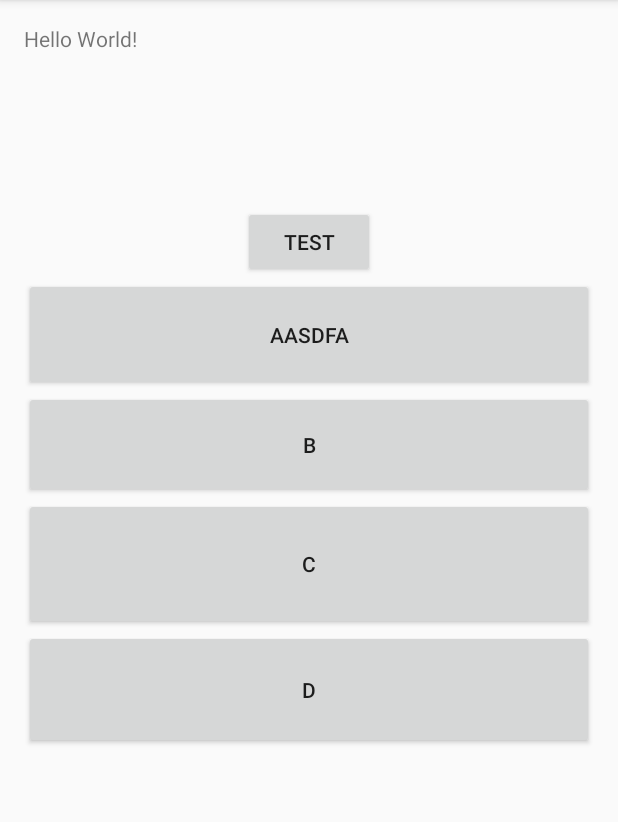
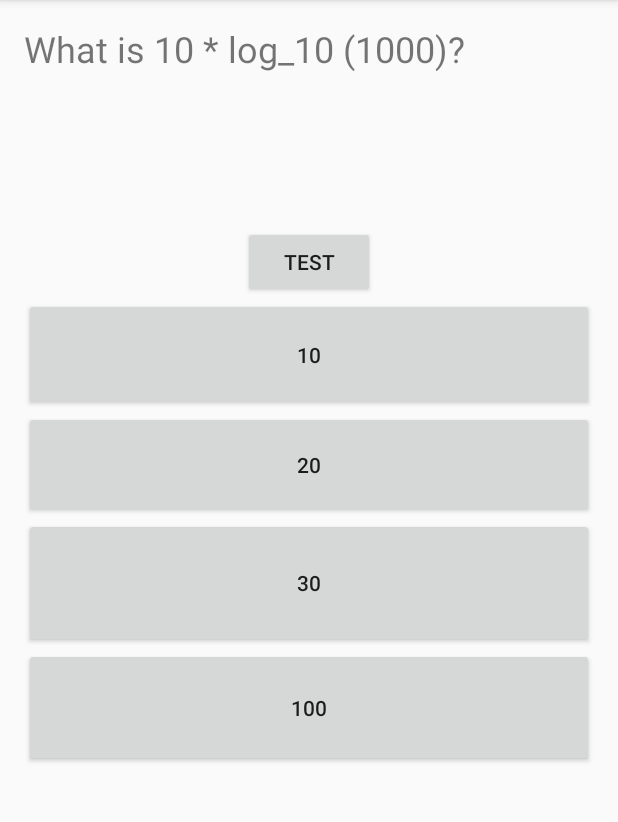
Before and after one commit to ahester57/TALQ, an Android app: the screen it shows after launch (QuizActivity), on a phone screen of 412 x 824 dp, the part 84-906 px from its top. Run offline under Robolectric (Android 15) with nearby library versions, the phone set to English and light mode, and no system bars.

Commit message:
++ User Group Question

```diff
--- a/app/build.gradle
+++ b/app/build.gradle
@@ -5,7 +5,7 @@ android {
     buildToolsVersion "25.0.1"
     defaultConfig {
         applicationId "edu.umsl.hester.superclickers"
-        minSdkVersion 19
+        minSdkVersion 16
         targetSdkVersion 25
         versionCode 1
         versionName "1.0"
--- a/app/src/main/java/edu/umsl/hester/superclickers/AnswerFragment.java
+++ b/app/src/main/java/edu/umsl/hester/superclickers/AnswerFragment.java
@@ -1,6 +1,8 @@
 package edu.umsl.hester.superclickers;
 
 import android.app.Fragment;
+import android.graphics.Color;
+import android.graphics.PorterDuff;
 import android.os.Bundle;
 import android.support.annotation.Nullable;
 import android.view.LayoutInflater;
@@ -19,6 +21,7 @@ public class AnswerFragment extends Fragment {
     // QuizActivity must implement these methods
     // This will be our way of communicating to the main activity from fragments
     public interface AnswerListener{
+        String getAnswer();
         String getA();
         String getB();
         String getC();
@@ -34,10 +37,10 @@ public class AnswerFragment extends Fragment {
 
         // Initialize buttons from fragment_answer
         // Fragments are awesome and we should use them
-        Button buttonA = (Button) view.findViewById(R.id.buttonA);
-        Button buttonB = (Button) view.findViewById(R.id.buttonB);
-        Button buttonC = (Button) view.findViewById(R.id.buttonC);
-        Button buttonD = (Button) view.findViewById(R.id.buttonD);
+        final Button buttonA = (Button) view.findViewById(R.id.buttonA);
+        final Button buttonB = (Button) view.findViewById(R.id.buttonB);
+        final Button buttonC = (Button) view.findViewById(R.id.buttonC);
+        final Button buttonD = (Button) view.findViewById(R.id.buttonD);
 
 
         // Set the button texts from whatever the getA,B,C,D() methods in QuizActivity
@@ -47,7 +50,25 @@ public class AnswerFragment extends Fragment {
         buttonC.setText(activity.getC());
         buttonD.setText(activity.getD());
 
+
+        buttonC.setOnClickListener(new View.OnClickListener(){
+            @Override
+            public void onClick(View view) {
+                buttonA.setEnabled(false);
+                buttonB.setEnabled(false);
+                buttonC.setEnabled(false);
+                buttonD.setEnabled(false);
+                view.getBackground().setColorFilter(Color.GREEN, PorterDuff.Mode.MULTIPLY);
+            }
+        });
+
+
         return view;
+    }
+
+
+    private void setButtonText() {
+
     }
 
 
--- /dev/null
+++ b/app/src/main/java/edu/umsl/hester/superclickers/Question.java
@@ -0,0 +1,55 @@
+package edu.umsl.hester.superclickers;
+
+import java.util.ArrayList;
+
+
+class Question {
+
+    private String question;
+    private ArrayList<String> choices;
+    private String answer;
+
+    Question() {
+        question = "What is 10 * log_10 (1000)?";
+        choices = new ArrayList<>();
+
+        choices.add("10");
+        choices.add("20");
+        choices.add("30");
+        choices.add("100");
+
+        answer = "30";
+
+
+
+        // later, we will get this information from a server somewhere
+
+    }
+
+    boolean check(String guess) {
+        return answer.equalsIgnoreCase(guess);
+    }
+
+
+    String getQuestion() { return question; }
+
+    //ArrayList<String> getChoices() { return choices; }
+
+    String getA() {
+        return choices.get(0);
+    }
+
+    String getB() {
+        return choices.get(1);
+    }
+
+    String getC() {
+        return choices.get(2);
+    }
+
+    String getD() {
+        return choices.get(3);
+    }
+
+    String getAnswer() { return answer; }
+}
--- a/app/src/main/java/edu/umsl/hester/superclickers/QuizActivity.java
+++ b/app/src/main/java/edu/umsl/hester/superclickers/QuizActivity.java
@@ -9,6 +9,8 @@ import android.widget.TextView;
 
 public class QuizActivity extends AppCompatActivity implements AnswerFragment.AnswerListener{
 
+    private Question curQuestion;
+
     @Override
     protected void onCreate(Bundle savedInstanceState) {
         super.onCreate(savedInstanceState);
@@ -16,13 +18,19 @@ public class QuizActivity extends AppCompatActivity implements AnswerFragment.An
 
 
         // test buttons and whatnot
-        Button test = (Button) findViewById(R.id.testButton);
-        final TextView asdf = (TextView) findViewById(R.id.asdf);
+        final Button test = (Button) findViewById(R.id.testButton);
+        final TextView questionView = (TextView) findViewById(R.id.questionView);
+
+
+        curQuestion = new Question();
+
+        questionView.setText(curQuestion.getQuestion());
+
 
         test.setOnClickListener(new View.OnClickListener(){
             @Override
             public void onClick(View view) {
-                asdf.setText(R.string.testButton);
+                test.setEnabled(false);
             }
         });
 
@@ -44,21 +52,26 @@ public class QuizActivity extends AppCompatActivity implements AnswerFragment.An
     // return the potential answers to the given question
     @Override
     public String getA() {
-        return "Aasdfa";
+        return curQuestion.getA();
     }
 
     @Override
     public String getB() {
-        return "B";
+        return curQuestion.getB();
     }
 
     @Override
     public String getC() {
-        return "C";
+        return curQuestion.getC();
     }
 
     @Override
     public String getD() {
-        return "D";
+        return curQuestion.getD();
+    }
+
+    @Override
+    public String getAnswer() {
+        return curQuestion.getAnswer();
     }
 }
--- a/app/src/main/res/layout/activity_quiz.xml
+++ b/app/src/main/res/layout/activity_quiz.xml
@@ -14,10 +14,11 @@
     <TextView
         android:layout_width="wrap_content"
         android:layout_height="wrap_content"
-        android:text="Hello World!"
+        android:text="question"
         android:layout_alignParentEnd="true"
+        android:id="@+id/questionView"
         android:layout_alignParentStart="true"
-        android:id="@+id/asdf" />
+        android:textSize="24sp" />
 
     <LinearLayout
         android:orientation="vertical"
@@ -35,7 +36,7 @@
         android:layout_height="wrap_content"
         android:id="@+id/testButton"
         android:layout_marginTop="102dp"
-        android:layout_below="@+id/asdf"
+        android:layout_below="@+id/questionView"
         android:layout_centerHorizontal="true" />
 
 </RelativeLayout>
```
Also changed, not shown: app/src/main/java/edu/umsl/hester/superclickers/Group.java (added, +41 -0 lines), app/src/main/java/edu/umsl/hester/superclickers/User.java (added, +35 -0 lines).
